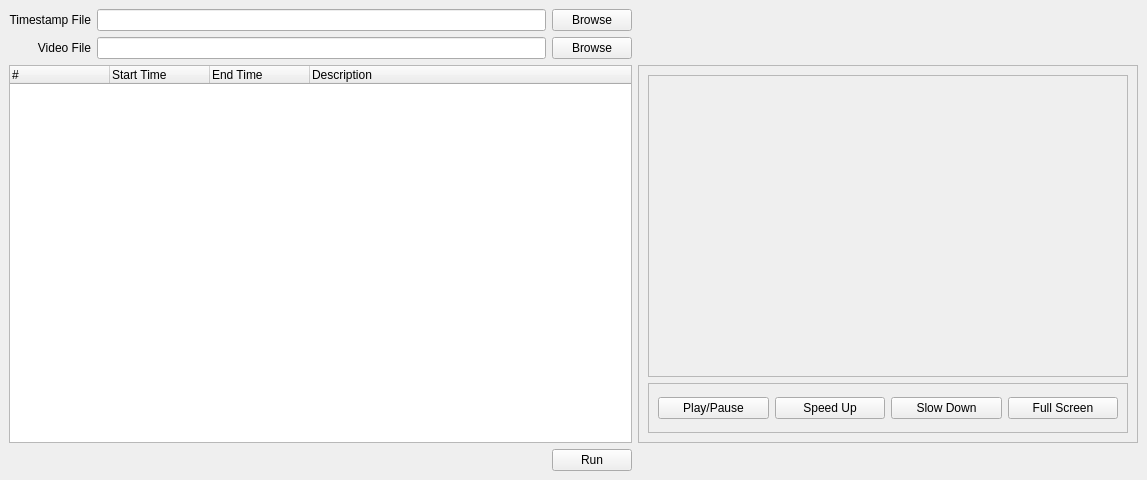
Old version of the form main_window.ui in the repository dangmai/looper.
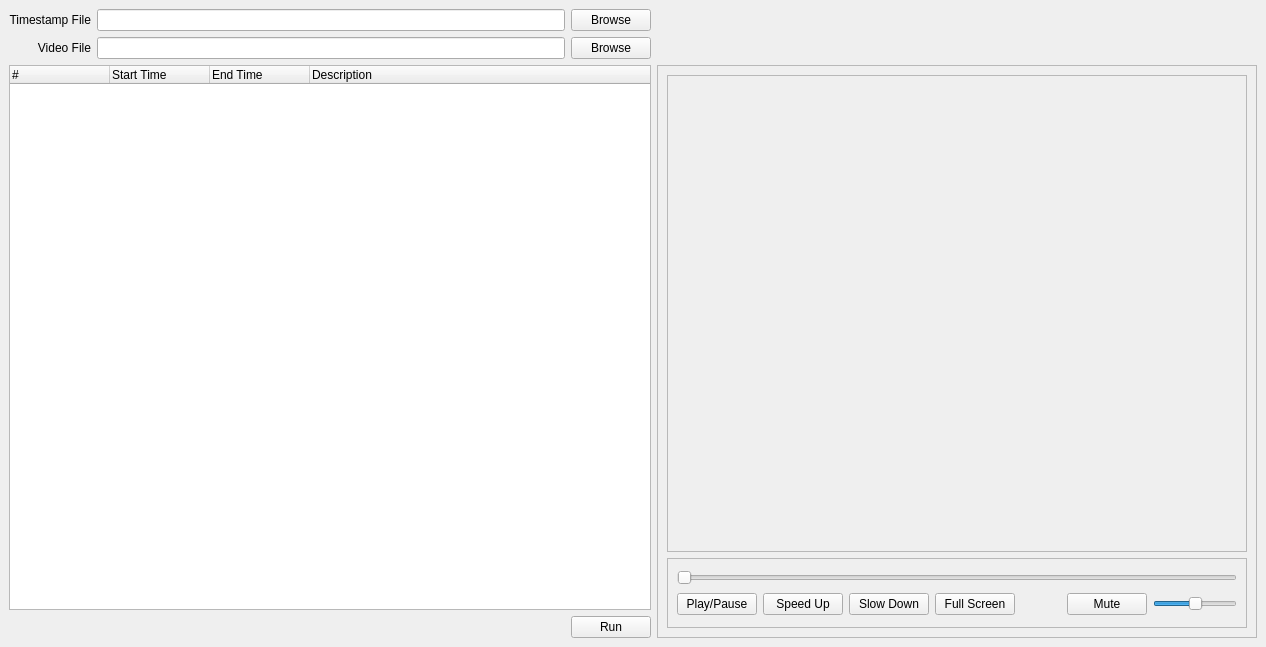
New version of the form. Custom widgets are drawn as their Qt base class.

Commit message: Multiple enhancements to GUI

```diff
--- a/main_window.ui
+++ b/main_window.ui
@@ -6,13 +6,13 @@
    <rect>
     <x>0</x>
     <y>0</y>
-    <width>1147</width>
-    <height>480</height>
+    <width>1266</width>
+    <height>647</height>
    </rect>
   </property>
   <property name="minimumSize">
    <size>
-    <width>640</width>
+    <width>1024</width>
     <height>480</height>
    </size>
   </property>
@@ -112,7 +112,7 @@
       </property>
      </widget>
     </item>
-    <item row="2" column="3">
+    <item row="2" column="3" rowspan="2">
      <widget class="QFrame" name="frame_media">
       <property name="minimumSize">
        <size>
@@ -165,7 +165,7 @@
            <property name="maximumSize">
             <size>
              <width>16777215</width>
-             <height>50</height>
+             <height>70</height>
             </size>
            </property>
            <property name="frameShape">
@@ -177,35 +177,120 @@
            <property name="lineWidth">
             <number>0</number>
            </property>
-           <layout class="QHBoxLayout" name="horizontalLayout">
-            <item>
-             <widget class="QPushButton" name="button_play_pause">
+           <layout class="QGridLayout" name="gridLayout_2">
+            <item row="1" column="5">
+             <widget class="QPushButton" name="button_mute_toggle">
+              <property name="sizePolicy">
+               <sizepolicy hsizetype="Fixed" vsizetype="Fixed">
+                <horstretch>0</horstretch>
+                <verstretch>0</verstretch>
+               </sizepolicy>
+              </property>
               <property name="text">
-               <string>Play/Pause</string>
+               <string>Mute</string>
               </property>
              </widget>
             </item>
-            <item>
+            <item row="1" column="1">
              <widget class="QPushButton" name="button_speed_up">
+              <property name="sizePolicy">
+               <sizepolicy hsizetype="Fixed" vsizetype="Fixed">
+                <horstretch>0</horstretch>
+                <verstretch>0</verstretch>
+               </sizepolicy>
+              </property>
               <property name="text">
                <string>Speed Up</string>
               </property>
              </widget>
             </item>
-            <item>
-             <widget class="QPushButton" name="button_slow_down">
+            <item row="1" column="0">
+             <widget class="QPushButton" name="button_play_pause">
+              <property name="sizePolicy">
+               <sizepolicy hsizetype="Fixed" vsizetype="Fixed">
+                <horstretch>0</horstretch>
+                <verstretch>0</verstretch>
+               </sizepolicy>
+              </property>
               <property name="text">
-               <string>Slow Down</string>
+               <string>Play/Pause</string>
               </property>
              </widget>
             </item>
-            <item>
+            <item row="1" column="3">
              <widget class="QPushButton" name="button_full_screen">
+              <property name="sizePolicy">
+               <sizepolicy hsizetype="Fixed" vsizetype="Fixed">
+                <horstretch>0</horstretch>
+                <verstretch>0</verstretch>
+               </sizepolicy>
+              </property>
               <property name="text">
                <string>Full Screen</string>
               </property>
              </widget>
             </item>
+            <item row="1" column="2">
+             <widget class="QPushButton" name="button_slow_down">
+              <property name="sizePolicy">
+               <sizepolicy hsizetype="Fixed" vsizetype="Fixed">
+                <horstretch>0</horstretch>
+                <verstretch>0</verstretch>
+               </sizepolicy>
+              </property>
+              <property name="text">
+               <string>Slow Down</string>
+              </property>
+             </widget>
+            </item>
+            <item row="1" column="6">
+             <widget class="JumpSlider" name="slider_volume">
+              <property name="sizePolicy">
+               <sizepolicy hsizetype="Fixed" vsizetype="Fixed">
+                <horstretch>0</horstretch>
+                <verstretch>0</verstretch>
+               </sizepolicy>
+              </property>
+              <property name="maximum">
+               <number>39</number>
+              </property>
+              <property name="pageStep">
+               <number>1</number>
+              </property>
+              <property name="sliderPosition">
+               <number>20</number>
+              </property>
+              <property name="orientation">
+               <enum>Qt::Horizontal</enum>
+              </property>
+             </widget>
+            </item>
+            <item row="0" column="0" colspan="7">
+             <widget class="JumpSlider" name="slider_progress">
+              <property name="maximum">
+               <number>9999</number>
+              </property>
+              <property name="pageStep">
+               <number>1</number>
+              </property>
+              <property name="orientation">
+               <enum>Qt::Horizontal</enum>
+              </property>
+             </widget>
+            </item>
+            <item row="1" column="4">
+             <spacer name="horizontalSpacer">
+              <property name="orientation">
+               <enum>Qt::Horizontal</enum>
+              </property>
+              <property name="sizeHint" stdset="0">
+               <size>
+                <width>40</width>
+                <height>20</height>
+               </size>
+              </property>
+             </spacer>
+            </item>
            </layout>
           </widget>
          </item>
@@ -234,6 +319,11 @@
    <header>gui</header>
    <container>1</container>
   </customwidget>
+  <customwidget>
+   <class>JumpSlider</class>
+   <extends>QSlider</extends>
+   <header>gui</header>
+  </customwidget>
  </customwidgets>
  <resources/>
  <connections/>
```
Left out of the diff: 3 changed lines with no effect on the pictures. The commit also changes 1 other file.
